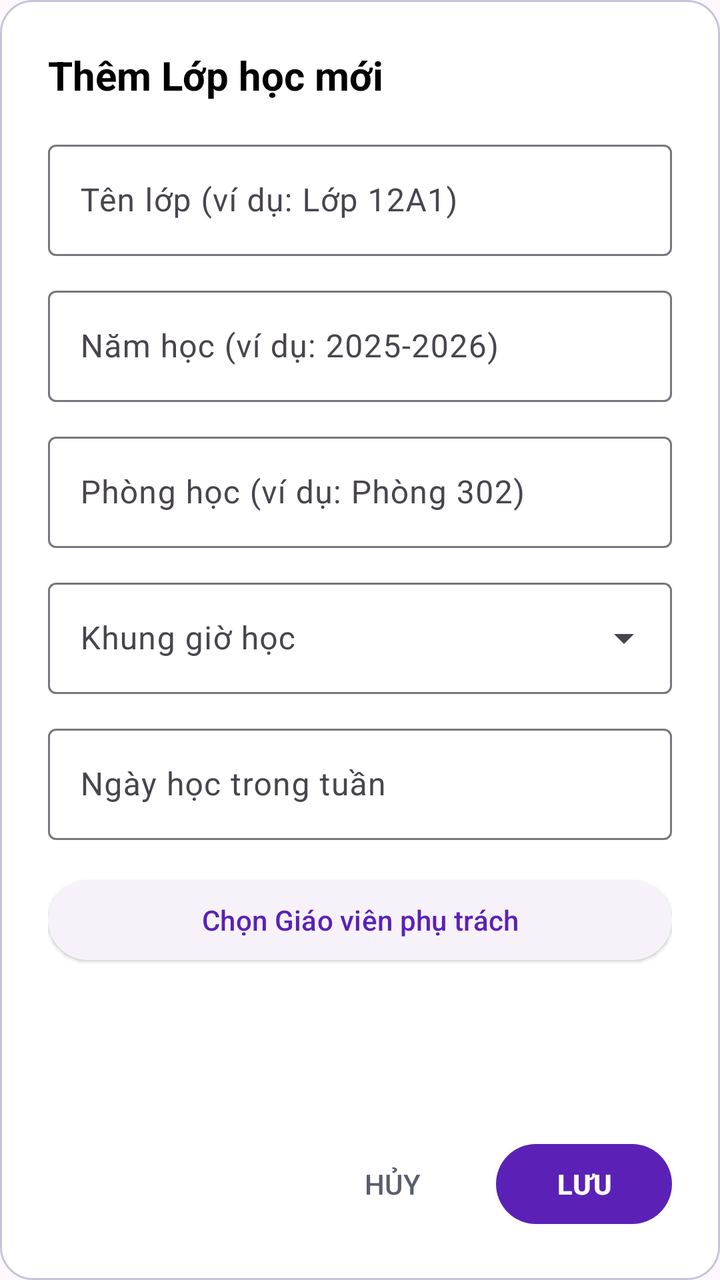
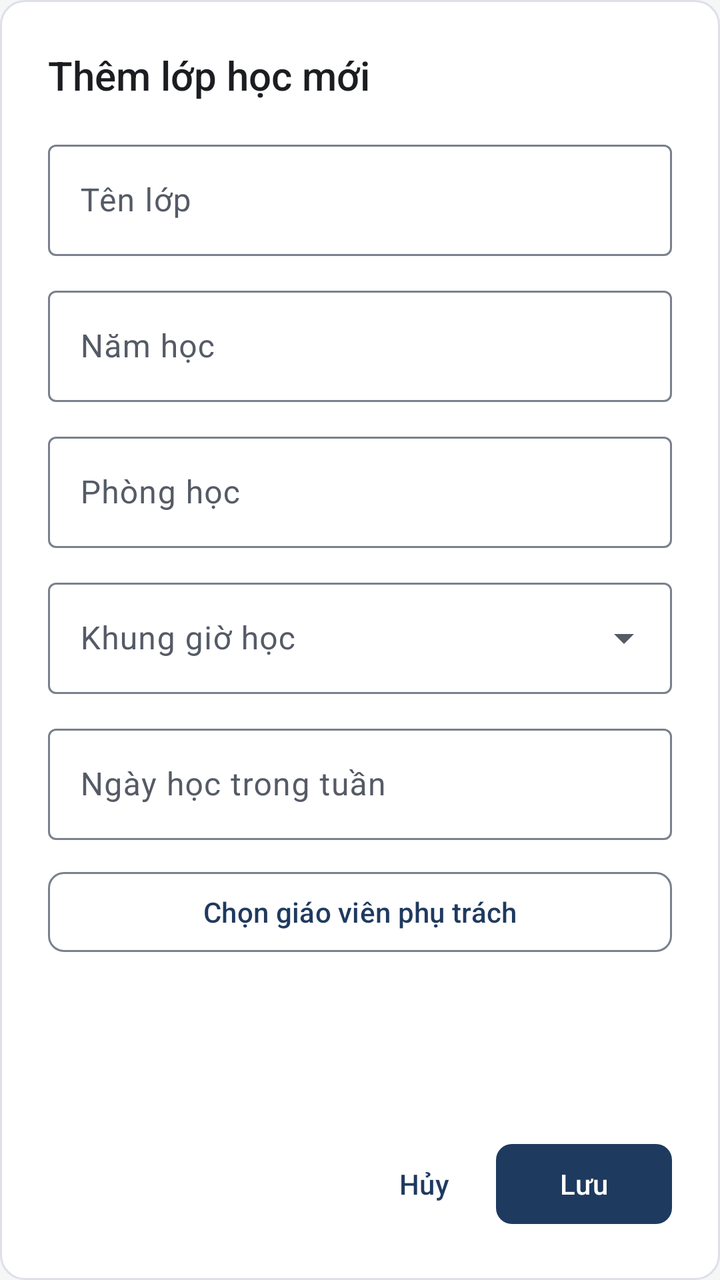

Compare the two renders of this Android layout. The source of the first and the diff that turns it into the second are given below.
<!-- AndroidManifest.xml: application theme Theme.Kstudy -->
<!-- res/layout/dialog_add_edit_class.xml -->
<?xml version="1.0" encoding="utf-8"?>
<LinearLayout xmlns:android="http://schemas.android.com/apk/res/android"
    xmlns:app="http://schemas.android.com/apk/res-auto"
    android:layout_width="match_parent"
    android:layout_height="wrap_content"
    android:background="@drawable/bg_card"
    android:orientation="vertical"
    android:padding="24dp">

    <TextView
        android:id="@+id/tvDialogTitle"
        android:layout_width="wrap_content"
        android:layout_height="wrap_content"
        android:text="Thêm Lớp học mới"
        android:textColor="@color/black"
        android:textSize="20sp"
        android:textStyle="bold"
        android:layout_marginBottom="16dp" />

    <androidx.core.widget.NestedScrollView
        android:layout_width="match_parent"
        android:layout_height="0dp"
        android:layout_weight="1"
        android:fillViewport="true"
        android:layout_marginBottom="16dp">

        <LinearLayout
            android:layout_width="match_parent"
            android:layout_height="wrap_content"
            android:orientation="vertical">

            <com.google.android.material.textfield.TextInputLayout
                android:layout_width="match_parent"
                android:layout_height="wrap_content"
                android:layout_marginBottom="12dp"
                style="@style/Widget.Material3.TextInputLayout.OutlinedBox">
                <com.google.android.material.textfield.TextInputEditText
                    android:id="@+id/etClassName"
                    android:layout_width="match_parent"
                    android:layout_height="wrap_content"
                    android:hint="Tên lớp (ví dụ: Lớp 12A1)"
                    android:textColor="@color/black"
                    android:singleLine="true" />
            </com.google.android.material.textfield.TextInputLayout>

            <com.google.android.material.textfield.TextInputLayout
                android:layout_width="match_parent"
                android:layout_height="wrap_content"
                android:layout_marginBottom="12dp"
                style="@style/Widget.Material3.TextInputLayout.OutlinedBox">
                <com.google.android.material.textfield.TextInputEditText
                    android:id="@+id/etAcademicYear"
                    android:layout_width="match_parent"
                    android:layout_height="wrap_content"
                    android:hint="Năm học (ví dụ: 2025-2026)"
                    android:textColor="@color/black"
                    android:singleLine="true" />
            </com.google.android.material.textfield.TextInputLayout>

            <com.google.android.material.textfield.TextInputLayout
                android:layout_width="match_parent"
                android:layout_height="wrap_content"
                android:layout_marginBottom="12dp"
                style="@style/Widget.Material3.TextInputLayout.OutlinedBox">
                <com.google.android.material.textfield.TextInputEditText
                    android:id="@+id/etRoom"
                    android:layout_width="match_parent"
                    android:layout_height="wrap_content"
                    android:hint="Phòng học (ví dụ: Phòng 302)"
                    android:textColor="@color/black"
                    android:singleLine="true" />
            </com.google.android.material.textfield.TextInputLayout>

            
            <com.google.android.material.textfield.TextInputLayout
                android:layout_width="match_parent"
                android:layout_height="wrap_content"
                android:layout_marginBottom="12dp"
                android:hint="Khung giờ học"
                style="@style/Widget.Material3.TextInputLayout.OutlinedBox.ExposedDropdownMenu">
                <AutoCompleteTextView
                    android:id="@+id/actvTimeSlot"
                    android:layout_width="match_parent"
                    android:layout_height="wrap_content"
                    android:inputType="none"
                    android:textColor="@color/black" />
            </com.google.android.material.textfield.TextInputLayout>

            
            <com.google.android.material.textfield.TextInputLayout
                android:layout_width="match_parent"
                android:layout_height="wrap_content"
                android:layout_marginBottom="16dp"
                android:hint="Ngày học trong tuần"
                style="@style/Widget.Material3.TextInputLayout.OutlinedBox">
                <com.google.android.material.textfield.TextInputEditText
                    android:id="@+id/etDays"
                    android:layout_width="match_parent"
                    android:layout_height="wrap_content"
                    android:focusable="false"
                    android:clickable="true"
                    android:cursorVisible="false"
                    android:textColor="@color/black" />
            </com.google.android.material.textfield.TextInputLayout>

            <Button
                android:id="@+id/btnSelectTeacherDialog"
                style="@style/Widget.Material3.Button.ElevatedButton"
                android:layout_width="match_parent"
                android:layout_height="wrap_content"
                android:text="Chọn Giáo viên phụ trách"
                android:layout_marginBottom="8dp" />

        </LinearLayout>
    </androidx.core.widget.NestedScrollView>

    <LinearLayout
        android:layout_width="match_parent"
        android:layout_height="wrap_content"
        android:orientation="horizontal"
        android:gravity="end">

        <Button
            android:id="@+id/btnCancelClass"
            style="@style/Widget.Material3.Button.TextButton"
            android:layout_width="wrap_content"
            android:layout_height="wrap_content"
            android:text="HỦY"
            android:textColor="@color/secondary"
            android:layout_marginEnd="8dp" />

        <Button
            android:id="@+id/btnSaveClass"
            style="@style/Widget.Material3.Button"
            android:layout_width="wrap_content"
            android:layout_height="wrap_content"
            android:text="LƯU"
            android:textColor="@color/white"
            android:textStyle="bold" />
    </LinearLayout>
</LinearLayout>
<!-- resources referenced by this layout -->
<resources>
  <color name="black">#FF000000</color>
  <color name="secondary">#585F6A</color>
  <color name="white">#FFFFFFFF</color>
  <!-- drawable bg_card (drawable) -->
  <?xml version="1.0" encoding="utf-8"?>
  <shape xmlns:android="http://schemas.android.com/apk/res/android"
      android:shape="rectangle">
      <solid android:color="@color/surface" />
      <corners android:radius="16dp" />
      <stroke
          android:width="1dp"
          android:color="@color/outline_variant" />
  </shape>
  <color name="outline_variant">#C3C6D6</color>
  <style name="Base.Theme.Kstudy" parent="Theme.Material3.Light.NoActionBar">
          
          <item name="colorPrimary">@color/primary</item>
          <item name="colorOnPrimary">@color/white</item>
      </style>
  <color name="primary">#5B21B6</color>
  <!-- unchanged entries left out for length: 2 -->
</resources>

<!-- the commit's change to res/layout/dialog_add_edit_class.xml (unified diff, before → after) -->
@@ -11,18 +11,15 @@
         android:id="@+id/tvDialogTitle"
         android:layout_width="wrap_content"
         android:layout_height="wrap_content"
-        android:text="Thêm Lớp học mới"
-        android:textColor="@color/black"
-        android:textSize="20sp"
-        android:textStyle="bold"
-        android:layout_marginBottom="16dp" />
+        android:text="Thêm lớp học mới"
+        android:textAppearance="@style/TextAppearance.Kstudy.Title" />
 
+    
     <androidx.core.widget.NestedScrollView
         android:layout_width="match_parent"
         android:layout_height="0dp"
-        android:layout_weight="1"
-        android:fillViewport="true"
-        android:layout_marginBottom="16dp">
+        android:layout_marginTop="16dp"
+        android:layout_weight="1">
 
         <LinearLayout
             android:layout_width="match_parent"
@@ -30,112 +27,118 @@
             android:orientation="vertical">
 
             <com.google.android.material.textfield.TextInputLayout
+                android:id="@+id/tilClassName"
+                style="@style/Widget.Material3.TextInputLayout.OutlinedBox"
                 android:layout_width="match_parent"
                 android:layout_height="wrap_content"
                 android:layout_marginBottom="12dp"
-                style="@style/Widget.Material3.TextInputLayout.OutlinedBox">
+                android:hint="Tên lớp"
+                app:placeholderText="Ví dụ: Lớp 12A1">
+
                 <com.google.android.material.textfield.TextInputEditText
                     android:id="@+id/etClassName"
                     android:layout_width="match_parent"
                     android:layout_height="wrap_content"
-                    android:hint="Tên lớp (ví dụ: Lớp 12A1)"
-                    android:textColor="@color/black"
-                    android:singleLine="true" />
+                    android:inputType="textCapSentences"
+                    android:maxLines="1" />
             </com.google.android.material.textfield.TextInputLayout>
 
             <com.google.android.material.textfield.TextInputLayout
+                android:id="@+id/tilAcademicYear"
+                style="@style/Widget.Material3.TextInputLayout.OutlinedBox"
                 android:layout_width="match_parent"
                 android:layout_height="wrap_content"
                 android:layout_marginBottom="12dp"
-                style="@style/Widget.Material3.TextInputLayout.OutlinedBox">
+                android:hint="Năm học"
+                app:placeholderText="Ví dụ: 2025-2026">
+
                 <com.google.android.material.textfield.TextInputEditText
                     android:id="@+id/etAcademicYear"
                     android:layout_width="match_parent"
                     android:layout_height="wrap_content"
-                    android:hint="Năm học (ví dụ: 2025-2026)"
-                    android:textColor="@color/black"
-                    android:singleLine="true" />
+                    android:inputType="text"
+                    android:maxLines="1" />
             </com.google.android.material.textfield.TextInputLayout>
 
             <com.google.android.material.textfield.TextInputLayout
+                android:id="@+id/tilRoom"
+                style="@style/Widget.Material3.TextInputLayout.OutlinedBox"
                 android:layout_width="match_parent"
                 android:layout_height="wrap_content"
                 android:layout_marginBottom="12dp"
-                style="@style/Widget.Material3.TextInputLayout.OutlinedBox">
+                android:hint="Phòng học"
+                app:placeholderText="Ví dụ: Phòng 302">
+
                 <com.google.android.material.textfield.TextInputEditText
                     android:id="@+id/etRoom"
                     android:layout_width="match_parent"
                     android:layout_height="wrap_content"
-                    android:hint="Phòng học (ví dụ: Phòng 302)"
-                    android:textColor="@color/black"
-                    android:singleLine="true" />
+                    android:inputType="textCapSentences"
+                    android:maxLines="1" />
             </com.google.android.material.textfield.TextInputLayout>
 
             
             <com.google.android.material.textfield.TextInputLayout
+                android:id="@+id/tilTimeSlot"
+                style="@style/Widget.Material3.TextInputLayout.OutlinedBox.ExposedDropdownMenu"
                 android:layout_width="match_parent"
                 android:layout_height="wrap_content"
                 android:layout_marginBottom="12dp"
-                android:hint="Khung giờ học"
-                style="@style/Widget.Material3.TextInputLayout.OutlinedBox.ExposedDropdownMenu">
+                android:hint="Khung giờ học">
+
                 <AutoCompleteTextView
                     android:id="@+id/actvTimeSlot"
                     android:layout_width="match_parent"
                     android:layout_height="wrap_content"
-                    android:inputType="none"
-                    android:textColor="@color/black" />
+                    android:inputType="none" />
             </com.google.android.material.textfield.TextInputLayout>
 
             
             <com.google.android.material.textfield.TextInputLayout
+                android:id="@+id/tilDays"
+                style="@style/Widget.Material3.TextInputLayout.OutlinedBox"
                 android:layout_width="match_parent"
                 android:layout_height="wrap_content"
-                android:layout_marginBottom="16dp"
-                android:hint="Ngày học trong tuần"
-                style="@style/Widget.Material3.TextInputLayout.OutlinedBox">
+                android:layout_marginBottom="12dp"
+                android:hint="Ngày học trong tuần">
+
                 <com.google.android.material.textfield.TextInputEditText
                     android:id="@+id/etDays"
                     android:layout_width="match_parent"
                     android:layout_height="wrap_content"
-                    android:focusable="false"
                     android:clickable="true"
                     android:cursorVisible="false"
-                    android:textColor="@color/black" />
+                    android:focusable="false" />
             </com.google.android.material.textfield.TextInputLayout>
 
             <Button
                 android:id="@+id/btnSelectTeacherDialog"
-                style="@style/Widget.Material3.Button.ElevatedButton"
+                style="@style/Widget.Kstudy.Button.Outlined"
                 android:layout_width="match_parent"
                 android:layout_height="wrap_content"
-                android:text="Chọn Giáo viên phụ trách"
-                android:layout_marginBottom="8dp" />
-
+                android:text="Chọn giáo viên phụ trách" />
         </LinearLayout>
     </androidx.core.widget.NestedScrollView>
 
     <LinearLayout
         android:layout_width="match_parent"
         android:layout_height="wrap_content"
-        android:orientation="horizontal"
-        android:gravity="end">
+        android:layout_marginTop="16dp"
+        android:gravity="end"
+        android:orientation="horizontal">
 
         <Button
             android:id="@+id/btnCancelClass"
-            style="@style/Widget.Material3.Button.TextButton"
+            style="@style/Widget.Kstudy.Button.Text"
             android:layout_width="wrap_content"
             android:layout_height="wrap_content"
-            android:text="HỦY"
-            android:textColor="@color/secondary"
-            android:layout_marginEnd="8dp" />
+            android:layout_marginEnd="8dp"
+            android:text="Hủy" />
 
         <Button
             android:id="@+id/btnSaveClass"
-            style="@style/Widget.Material3.Button"
             android:layout_width="wrap_content"
             android:layout_height="wrap_content"
-            android:text="LƯU"
-            android:textColor="@color/white"
-            android:textStyle="bold" />
+            android:text="Lưu" />
     </LinearLayout>
 </LinearLayout>
<!-- resource entries referenced after the edit -->
@@ -1,25 +1,129 @@
 <!-- resources referenced by this layout -->
 <resources>
-  <color name="black">#FF000000</color>
-  <color name="secondary">#585F6A</color>
-  <color name="white">#FFFFFFFF</color>
+  <color name="secondary">#56606E</color>
+  <color name="secondary_container">#E7EAEF</color>
+  <color name="on_secondary_container">#1C2430</color>
+  <color name="background">#F5F6F8</color>
+  <color name="on_surface">#1B1D21</color>
+  <color name="surface_container">#ECEEF2</color>
+  <color name="text_secondary">#555B66</color>
+  <color name="surface_inverse">#2F3237</color>
+  <color name="on_surface_inverse">#F1F2F4</color>
+  <color name="surface_dim">#DCDEE3</color>
+  <color name="surface_container_low">#F5F6F8</color>
+  <color name="surface_container_high">#E4E7EC</color>
+  <color name="outline">#7A808C</color>
+  <color name="error">#B3261E</color>
+  <color name="error_container">#FBEAE8</color>
+  <color name="on_error_container">#5F1410</color>
+  <style name="Widget.Kstudy.Button" parent="Widget.Material3.Button">
+          <item name="shapeAppearanceOverlay">@style/ShapeAppearanceOverlay.Kstudy.Control</item>
+      </style>
+  <style name="ThemeOverlay.Kstudy.MaterialAlertDialog" parent="ThemeOverlay.Material3.MaterialAlertDialog">
+          <item name="alertDialogStyle">@style/MaterialAlertDialog.Kstudy</item>
+          <item name="buttonBarPositiveButtonStyle">@style/Widget.Kstudy.Button.Text.Dialog</item>
+          <item name="buttonBarNegativeButtonStyle">@style/Widget.Kstudy.Button.Text.Dialog</item>
+          <item name="buttonBarNeutralButtonStyle">@style/Widget.Kstudy.Button.Text.Dialog.Flush</item>
+      </style>
+  <style name="MaterialAlertDialog.Kstudy" parent="MaterialAlertDialog.Material3">
+          <item name="backgroundTint">?attr/colorSurface</item>
+      </style>
+  <style name="Widget.Kstudy.Button.Text.Dialog" parent="Widget.Material3.Button.TextButton.Dialog">
+          <item name="shapeAppearanceOverlay">@style/ShapeAppearanceOverlay.Kstudy.Control</item>
+      </style>
+  <style name="Widget.Kstudy.Button.Text.Dialog.Flush">
+          <item name="android:layout_marginStart">0dp</item>
+          <item name="android:layout_marginLeft">0dp</item>
+      </style>
   <!-- drawable bg_card (drawable) -->
   <?xml version="1.0" encoding="utf-8"?>
   <shape xmlns:android="http://schemas.android.com/apk/res/android"
       android:shape="rectangle">
       <solid android:color="@color/surface" />
-      <corners android:radius="16dp" />
+      <corners android:radius="@dimen/radius_container" />
       <stroke
           android:width="1dp"
           android:color="@color/outline_variant" />
   </shape>
-  <color name="outline_variant">#C3C6D6</color>
+  <style name="TextAppearance.Kstudy.Title" parent="TextAppearance.Material3.TitleLarge">
+          <item name="android:textSize">20sp</item>
+          <item name="android:fontFamily">sans-serif-medium</item>
+          <item name="fontFamily">sans-serif-medium</item>
+          <item name="android:textColor">?attr/colorOnSurface</item>
+      </style>
+  <style name="Widget.Kstudy.Button.Outlined" parent="Widget.Material3.Button.OutlinedButton">
+          <item name="shapeAppearanceOverlay">@style/ShapeAppearanceOverlay.Kstudy.Control</item>
+      </style>
+  <style name="Widget.Kstudy.Button.Text" parent="Widget.Material3.Button.TextButton">
+          <item name="shapeAppearanceOverlay">@style/ShapeAppearanceOverlay.Kstudy.Control</item>
+          <item name="android:minWidth">56dp</item>
+      </style>
+  <dimen name="radius_container">12dp</dimen>
+  <color name="outline_variant">#DDE0E6</color>
+  <style name="ShapeAppearanceOverlay.Kstudy.Control" parent="">
+          <item name="cornerFamily">rounded</item>
+          <item name="cornerSize">@dimen/radius_control</item>
+      </style>
   <style name="Base.Theme.Kstudy" parent="Theme.Material3.Light.NoActionBar">
           
           <item name="colorPrimary">@color/primary</item>
-          <item name="colorOnPrimary">@color/white</item>
+          <item name="colorOnPrimary">@color/on_primary</item>
+          <item name="colorPrimaryContainer">@color/primary_container</item>
+          <item name="colorOnPrimaryContainer">@color/on_primary_container</item>
+          <item name="colorPrimaryInverse">@color/primary_inverse</item>
+          <item name="colorSecondary">@color/secondary</item>
+          <item name="colorOnSecondary">@color/on_primary</item>
+          <item name="colorSecondaryContainer">@color/secondary_container</item>
+          <item name="colorOnSecondaryContainer">@color/on_secondary_container</item>
+          <item name="colorTertiary">@color/secondary</item>
+          <item name="colorOnTertiary">@color/on_primary</item>
+          <item name="colorTertiaryContainer">@color/secondary_container</item>
+          <item name="colorOnTertiaryContainer">@color/on_secondary_container</item>
+          <item name="android:colorBackground">@color/background</item>
+          <item name="colorOnBackground">@color/on_surface</item>
+          <item name="colorSurface">@color/surface</item>
+          <item name="colorOnSurface">@color/on_surface</item>
+          <item name="colorSurfaceVariant">@color/surface_container</item>
+          <item name="colorOnSurfaceVariant">@color/text_secondary</item>
+          <item name="colorSurfaceInverse">@color/surface_inverse</item>
+          <item name="colorOnSurfaceInverse">@color/on_surface_inverse</item>
+          <item name="colorSurfaceBright">@color/surface</item>
+          <item name="colorSurfaceDim">@color/surface_dim</item>
+          <item name="colorSurfaceContainerLowest">@color/surface</item>
+          <item name="colorSurfaceContainerLow">@color/surface_container_low</item>
+          <item name="colorSurfaceContainer">@color/surface_container</item>
+          <item name="colorSurfaceContainerHigh">@color/surface_container_high</item>
+          <item name="colorSurfaceContainerHighest">@color/surface_container_high</item>
+          <item name="colorOutline">@color/outline</item>
+          <item name="colorOutlineVariant">@color/outline_variant</item>
+          <item name="colorError">@color/error</item>
+          <item name="colorOnError">@color/on_primary</item>
+          <item name="colorErrorContainer">@color/error_container</item>
+          <item name="colorOnErrorContainer">@color/on_error_container</item>
+  
+          
+          <item name="elevationOverlayEnabled">false</item>
+  
+          
+          <item name="shapeCornerSizeExtraSmall">@dimen/radius_control</item>
+          <item name="shapeCornerSizeSmall">@dimen/radius_control</item>
+          <item name="shapeCornerSizeMedium">@dimen/radius_container</item>
+          <item name="shapeCornerSizeLarge">@dimen/radius_container</item>
+          <item name="shapeCornerSizeLargeIncreased">@dimen/radius_container</item>
+          <item name="shapeCornerSizeExtraLarge">@dimen/radius_container</item>
+          <item name="shapeCornerSizeExtraLargeIncreased">@dimen/radius_container</item>
+  
+          <item name="materialButtonStyle">@style/Widget.Kstudy.Button</item>
+          <item name="materialButtonOutlinedStyle">@style/Widget.Kstudy.Button.Outlined</item>
+          <item name="borderlessButtonStyle">@style/Widget.Kstudy.Button.Text</item>
+          <item name="materialAlertDialogTheme">@style/ThemeOverlay.Kstudy.MaterialAlertDialog</item>
       </style>
-  <color name="primary">#5B21B6</color>
+  <dimen name="radius_control">8dp</dimen>
+  <color name="primary">#1F3A5F</color>
+  <color name="on_primary">#FFFFFF</color>
+  <color name="primary_container">#E2E9F3</color>
+  <color name="on_primary_container">#14263F</color>
+  <color name="primary_inverse">#A9C1E3</color>
   <!-- unchanged entries left out for length: 2 -->
 </resources>
 
